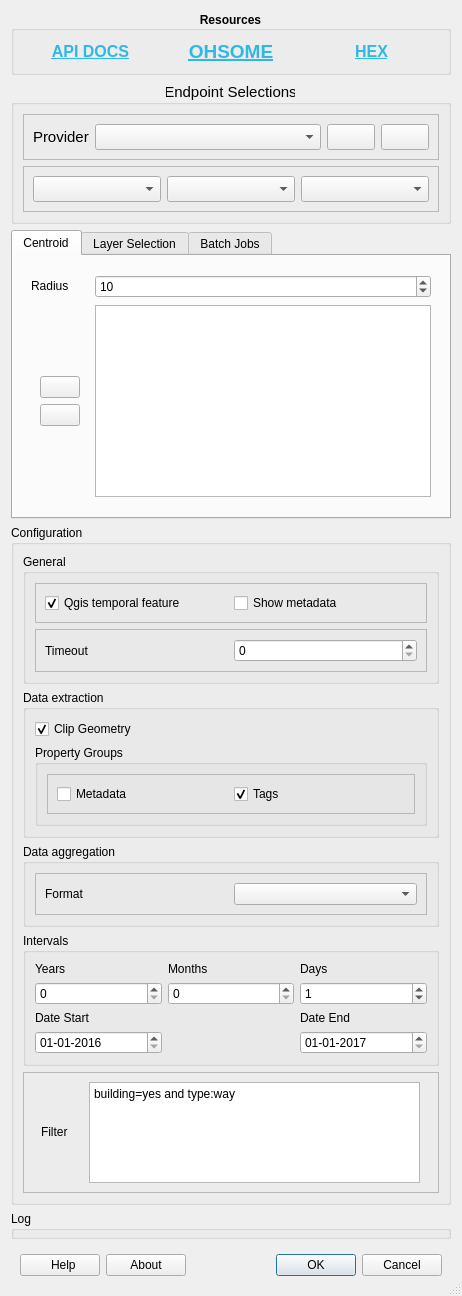
Before: the Qt Designer form OhsomeQgis/gui/OhsomeQgisDialogUI.ui in GIScience/ohsome-qgis-plugin, drawn with Qt 5.
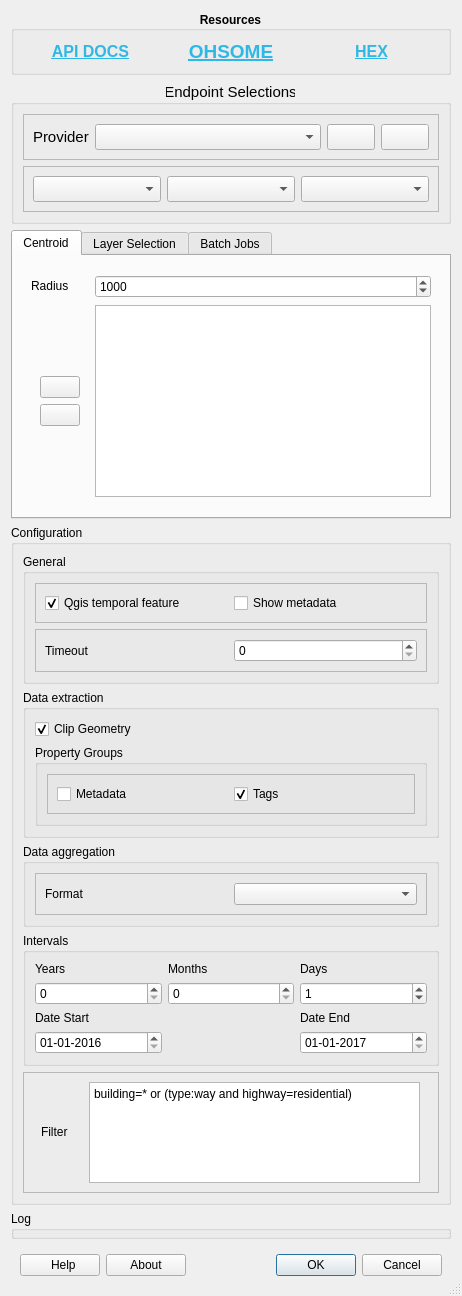
After: the same form once the commit is applied. Icons and pictures are not drawn. Custom widgets are drawn as their Qt base class.

The edit to the form file:
```diff
--- a/OhsomeQgis/gui/OhsomeQgisDialogUI.ui
+++ b/OhsomeQgis/gui/OhsomeQgisDialogUI.ui
@@ -359,11 +359,14 @@
             <property name="accessibleDescription">
              <string/>
             </property>
+            <property name="minimum">
+             <number>1</number>
+            </property>
             <property name="maximum">
-             <number>99</number>
+             <number>999999999</number>
             </property>
             <property name="value">
-             <number>10</number>
+             <number>1000</number>
             </property>
            </widget>
           </item>
@@ -1125,7 +1128,7 @@
             <string>&lt;html&gt;&lt;head/&gt;&lt;body&gt;&lt;p&gt;Enter your desired filter query by using common OpenStreetMap tags. For more information see: &lt;a href=&quot;https://docs.ohsome.org/ohsome-api/v1/filter.html&quot;&gt;&lt;span style=&quot; text-decoration: underline; color:#2eb8e6;&quot;&gt;https://docs.ohsome.org/ohsome-api/v1/filter.html&lt;/span&gt;&lt;/a&gt;&lt;/p&gt;&lt;/body&gt;&lt;/html&gt;</string>
            </property>
            <property name="plainText">
-            <string>building=yes and type:way</string>
+            <string>building=* or (type:way and highway=residential)</string>
            </property>
            <property name="placeholderText">
             <string>landuse=forest or natural=wood</string>
```
